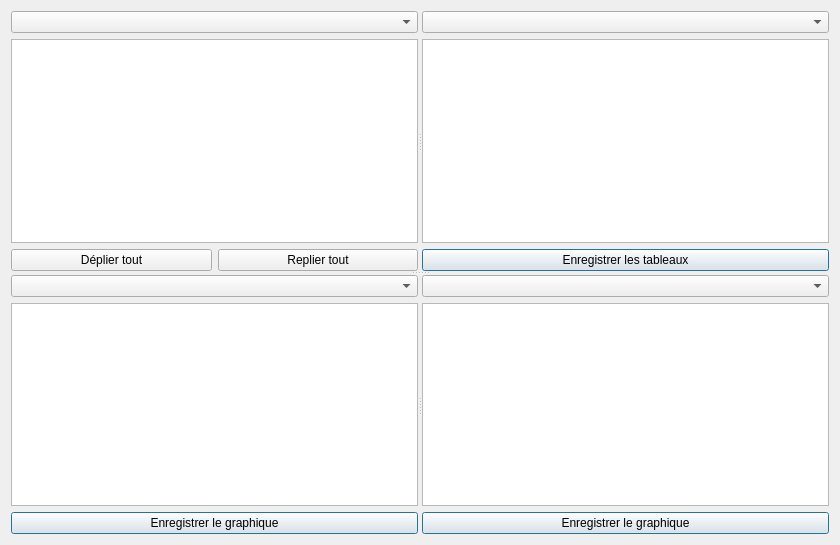
First picture: the form in formauditexplore.ui, repository GiPiLab/ProtonClassicSuite, before the edit.
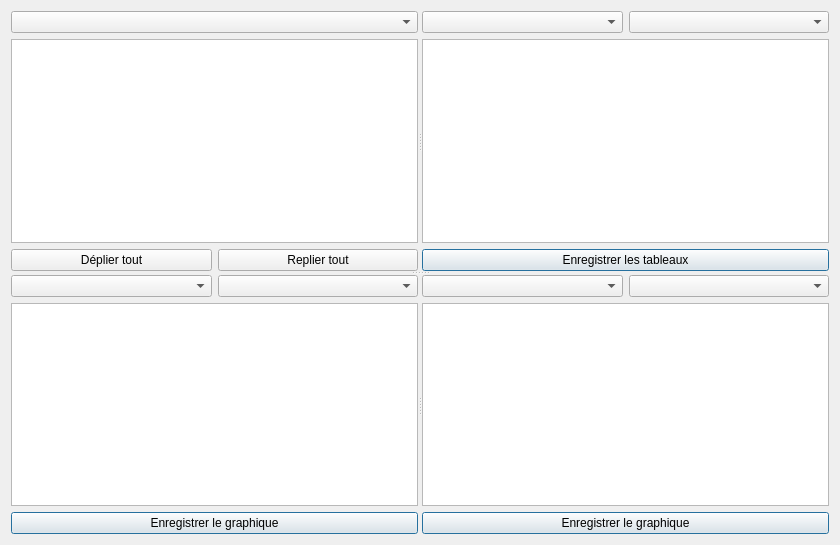
Second picture: the form after the edit. Icons and pictures are not drawn. Custom widgets are drawn as their Qt base class.

The edit to the form file:
```diff
--- a/formauditexplore.ui
+++ b/formauditexplore.ui
@@ -27,7 +27,7 @@
       <property name="orientation">
        <enum>Qt::Horizontal</enum>
       </property>
-      <widget class="QWidget" name="">
+      <widget class="QWidget" name="layoutWidget">
        <layout class="QGridLayout" name="gridLayout">
         <item row="0" column="0" colspan="2">
          <widget class="QComboBox" name="comboListAudits"/>
@@ -68,11 +68,14 @@
        </layout>
       </widget>
       <widget class="QWidget" name="">
-       <layout class="QVBoxLayout" name="verticalLayout_3">
-        <item>
+       <layout class="QGridLayout" name="gridLayout_2">
+        <item row="0" column="0">
          <widget class="QComboBox" name="comboBoxTable"/>
         </item>
-        <item>
+        <item row="0" column="1">
+         <widget class="QComboBox" name="comboBoxDFRFDIRITable"/>
+        </item>
+        <item row="1" column="0" colspan="2">
          <widget class="QTextEdit" name="textEdit">
           <property name="acceptDrops">
            <bool>false</bool>
@@ -88,8 +91,8 @@
           </property>
          </widget>
         </item>
-        <item>
-         <widget class="QPushButton" name="saveButton">
+        <item row="2" column="0" colspan="2">
+         <widget class="QPushButton" name="saveTablesButton">
           <property name="text">
            <string>Enregistrer les tableaux</string>
           </property>
@@ -110,14 +113,17 @@
        <enum>Qt::Horizontal</enum>
       </property>
       <widget class="QWidget" name="">
-       <layout class="QVBoxLayout" name="verticalLayout">
-        <item>
+       <layout class="QGridLayout" name="gridLayout_3">
+        <item row="0" column="0">
          <widget class="QComboBox" name="comboBoxChart1"/>
         </item>
-        <item>
+        <item row="0" column="1">
+         <widget class="QComboBox" name="comboBoxDFRFDIRIChart1"/>
+        </item>
+        <item row="1" column="0" colspan="2">
          <widget class="QChartView" name="chartView1"/>
         </item>
-        <item>
+        <item row="2" column="0" colspan="2">
          <widget class="QPushButton" name="saveChart1Button">
           <property name="text">
            <string>Enregistrer le graphique</string>
@@ -134,14 +140,17 @@
        </layout>
       </widget>
       <widget class="QWidget" name="">
-       <layout class="QVBoxLayout" name="verticalLayout_2">
-        <item>
+       <layout class="QGridLayout" name="gridLayout_4">
+        <item row="0" column="0">
          <widget class="QComboBox" name="comboBoxChart2"/>
         </item>
-        <item>
+        <item row="0" column="1">
+         <widget class="QComboBox" name="comboBoxDFRFDIRIChart2"/>
+        </item>
+        <item row="1" column="0" colspan="2">
          <widget class="QChartView" name="chartView2"/>
         </item>
-        <item>
+        <item row="2" column="0" colspan="2">
          <widget class="QPushButton" name="saveChart2Button">
           <property name="text">
            <string>Enregistrer le graphique</string>
```
Left out of the diff: 2 changed lines with no effect on the pictures.
